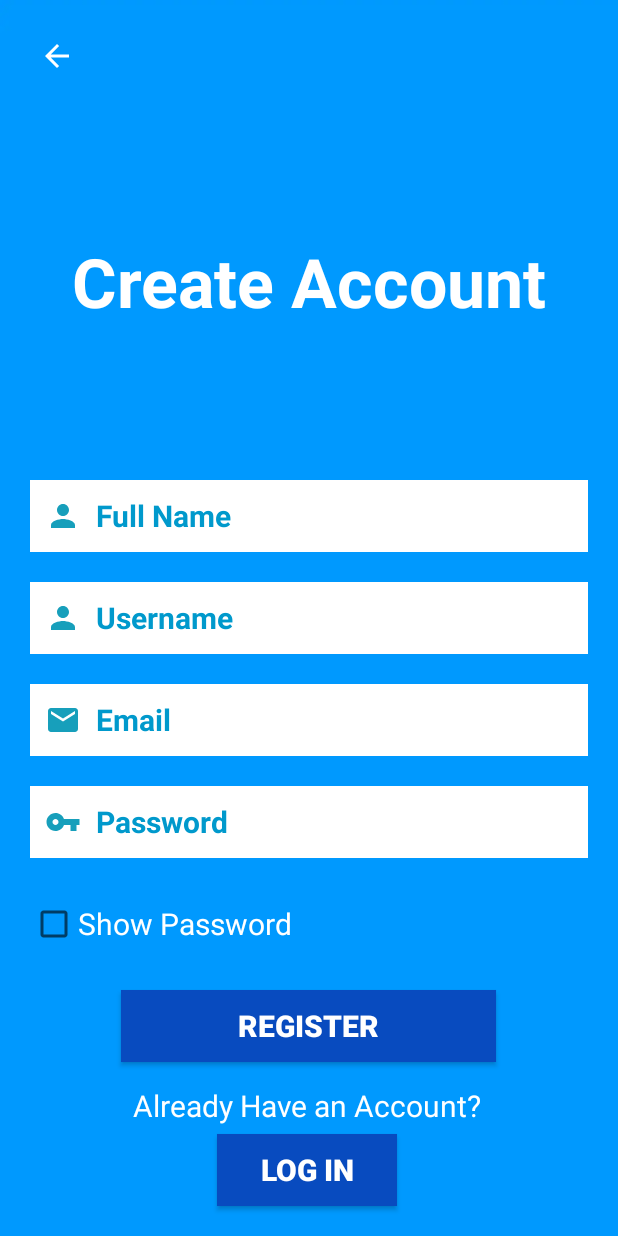
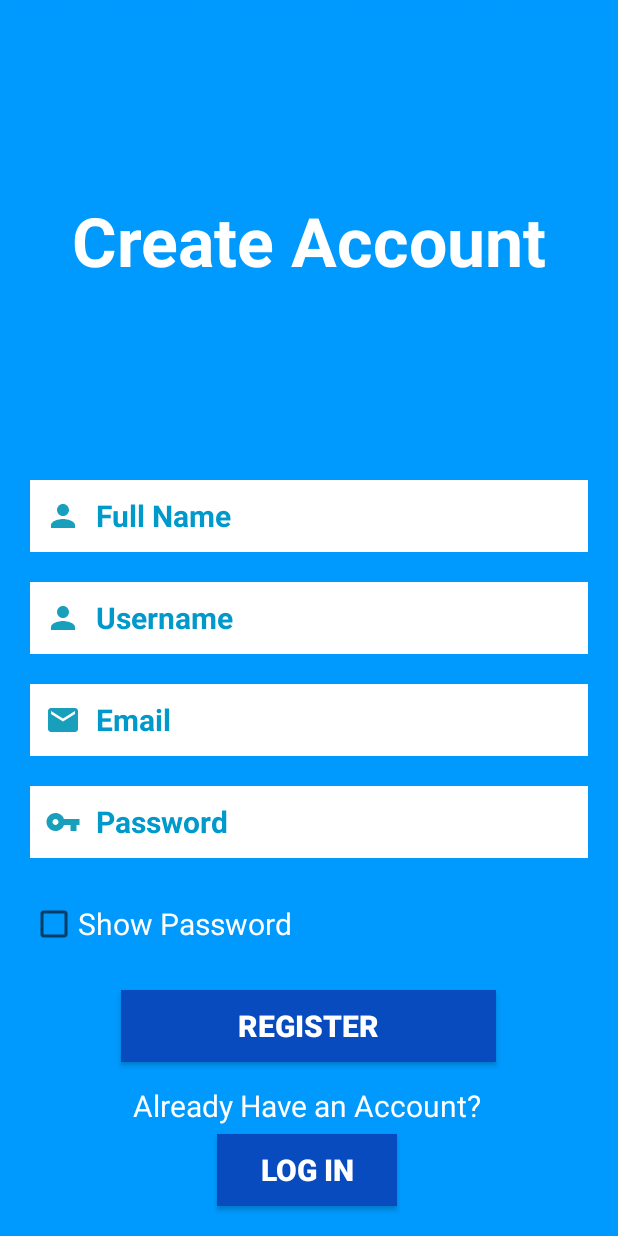
Before and after one commit to AreebaAdeenMalik/EyeonwaterApp, an Android app: the SignupActivity screen opened directly, with no data from a screen before it, on a phone screen of 412 x 824 dp. Run offline under Robolectric (Android 15) with nearby library versions, the phone set to English and light mode, and no system bars; our stand-ins replace Firebase (no records; nobody signed in at launch, a user with empty details on screens opened directly).

Commit message:
Initial commit

```diff
--- a/app/src/main/java/com/example/eyeonwaterapp/SignupActivity.java
+++ b/app/src/main/java/com/example/eyeonwaterapp/SignupActivity.java
@@ -7,6 +7,7 @@ import android.os.Bundle;
 import android.text.method.HideReturnsTransformationMethod;
 import android.text.method.PasswordTransformationMethod;
 import android.view.View;
+import android.view.WindowManager;
 import android.widget.Button;
 import android.widget.CheckBox;
 import android.widget.CompoundButton;
@@ -19,8 +20,6 @@ import com.google.firebase.auth.AuthResult;
 import com.google.firebase.auth.FirebaseAuth;
 
 public class SignupActivity extends AppCompatActivity {
-
-    ImageView back2;
     EditText signupname, signupusername, signuppassword, signupemail;
     Button signupbutton, loginbutton;
     CheckBox showcheck_btn1;
@@ -29,9 +28,9 @@ public class SignupActivity extends AppCompatActivity {
     @Override
     protected void onCreate(Bundle savedInstanceState) {
         super.onCreate(savedInstanceState);
+        getWindow().setFlags(WindowManager.LayoutParams.FLAG_FULLSCREEN, WindowManager.LayoutParams.FLAG_FULLSCREEN);
         setContentView(R.layout.activity_signup);
 
-        back2 = findViewById(R.id.ivBack1);
         showcheck_btn1 = findViewById(R.id.checkbox_btn1);
         auth = FirebaseAuth.getInstance();
 
--- a/app/src/main/res/layout/activity_signup.xml
+++ b/app/src/main/res/layout/activity_signup.xml
@@ -8,23 +8,12 @@
     android:orientation="vertical"
     tools:context=".SignupActivity">
 
-    <ImageView
-        android:id="@+id/ivBack1"
+    <TextView
+        android:id="@+id/SignUp"
         android:layout_width="wrap_content"
         android:layout_height="wrap_content"
         android:layout_marginTop="20dp"
-        android:layout_marginStart="20dp"
-        android:padding="5dp"
-        android:src="@drawable/baseline_arrow_back_24"
-        app:layout_constraintEnd_toEndOf="parent"
-        app:layout_constraintHorizontal_bias="0.002"
-        app:layout_constraintStart_toStartOf="parent"
-        app:layout_constraintTop_toTopOf="parent" />
-
-    <TextView
-        android:id="@+id/SignUp"
-        android:layout_width="match_parent"
-        android:layout_height="wrap_content"
+        android:layout_marginBottom="20dp"
         android:gravity="center"
         android:padding="20dp"
         android:text="Create Account"
@@ -32,28 +21,27 @@
         android:textColor="@color/white"
         android:textSize="45sp"
         android:textStyle="bold"
-        android:layout_margin="15dp"
         android:transitionName="logo_text"
         app:layout_constraintBottom_toTopOf="@+id/name"
         app:layout_constraintEnd_toEndOf="parent"
         app:layout_constraintStart_toStartOf="parent"
-        app:layout_constraintTop_toBottomOf="@+id/ivBack1" />
+        app:layout_constraintTop_toTopOf="parent" />
 
     <EditText
         android:id="@+id/name"
         android:layout_width="match_parent"
         android:layout_height="48dp"
+        android:layout_below="@+id/SignUp"
         android:layout_margin="20dp"
-        android:layout_below="@+id/SignUp"
         android:layout_marginStart="20dp"
         android:layout_marginEnd="20dp"
-        android:layout_marginBottom="20dp"
+        android:layout_marginBottom="56dp"
         android:background="@color/white"
         android:drawableStart="@drawable/baseline_person_24"
         android:drawablePadding="10dp"
         android:hint="Full Name"
+        android:imeOptions="actionNext"
         android:inputType="text"
-        android:imeOptions="actionNext"
         android:padding="10dp"
         android:textColor="@android:color/holo_blue_dark"
         android:textColorHint="@android:color/holo_blue_dark"
@@ -61,6 +49,7 @@
         android:textStyle="bold"
         app:layout_constraintBottom_toTopOf="@+id/username"
         app:layout_constraintEnd_toEndOf="parent"
+        app:layout_constraintHorizontal_bias="1.0"
         app:layout_constraintStart_toStartOf="parent" />
 
     <EditText
@@ -113,7 +102,7 @@
         android:layout_height="48dp"
         android:layout_below="@+id/email"
         android:layout_margin="20dp"
-        android:layout_marginBottom="7dp"
+        android:layout_marginBottom="5dp"
         android:background="@color/white"
         android:drawableStart="@drawable/baseline_vpn_key_24"
         android:drawablePadding="10dp"
--- a/app/src/main/res/values/strings.xml
+++ b/app/src/main/res/values/strings.xml
@@ -1,5 +1,5 @@
 <resources>
-    <string name="app_name">EyeonwaterApp</string>
+    <string name="app_name">Eye On Water</string>
     <string name="menu_drawer_open">Drawer Open</string>
     <string name="menu_drawer_close">Drawer Close</string>
     <!-- TODO: Remove or change this placeholder text -->
```
Also changed, not shown: app/src/main/AndroidManifest.xml (+8 -8 lines), app/src/main/java/com/example/eyeonwaterapp/LoginActivity.java (+2 -11 lines), app/src/main/res/layout/activity_history1.xml (+11 -9 lines), app/src/main/res/layout/activity_history2.xml (+14 -9 lines), app/src/main/res/layout/activity_history3.xml (+17 -13 lines), app/src/main/res/layout/activity_login.xml (+8 -21 lines).
